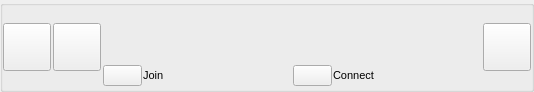
Qt form AppsSrc/CommonSrc/Forms/GuiGroupieListItem.ui (brettrjones-github/nolimitconnect) before a commit.
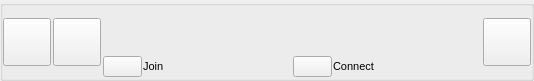
The same form after that commit. Custom widgets are drawn as their Qt base class.

Diff of the .ui file:
```diff
--- a/AppsSrc/CommonSrc/Forms/GuiGroupieListItem.ui
+++ b/AppsSrc/CommonSrc/Forms/GuiGroupieListItem.ui
@@ -7,7 +7,7 @@
     <x>0</x>
     <y>0</y>
     <width>534</width>
-    <height>92</height>
+    <height>81</height>
    </rect>
   </property>
   <property name="sizePolicy">
```
